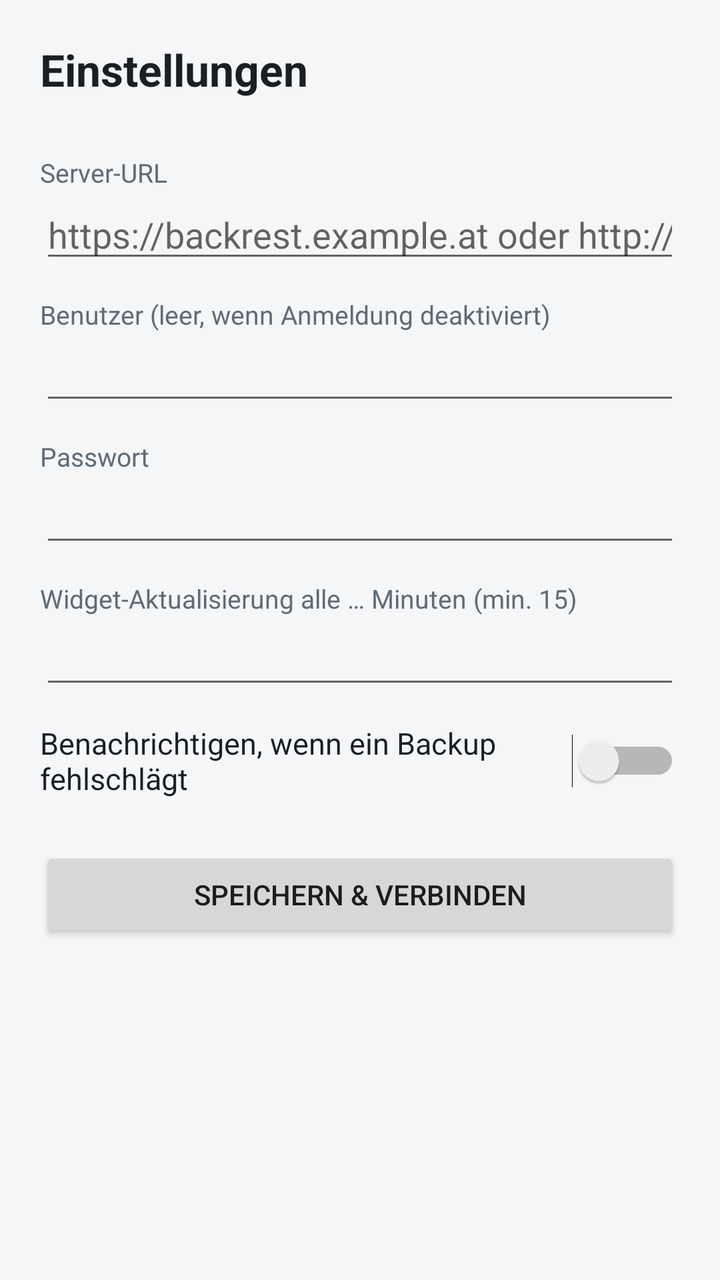
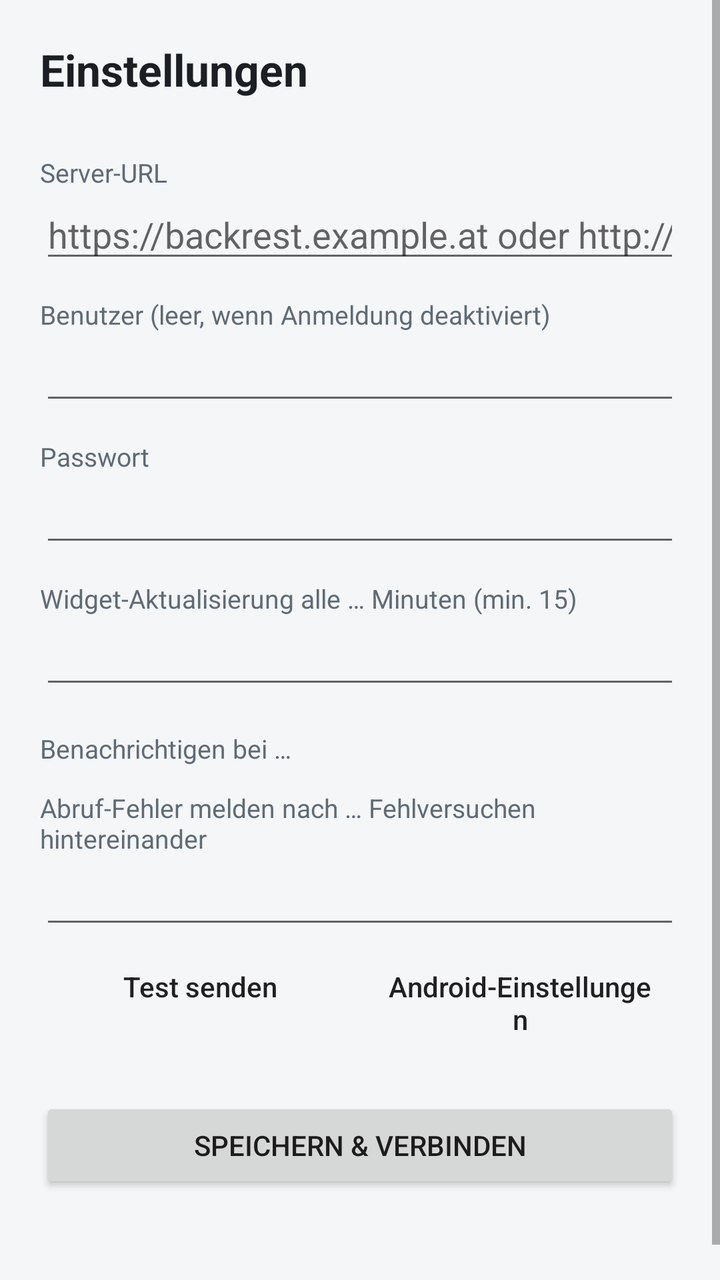

The first picture is an Android layout as it rendered before a commit; the second is the same layout after the commit. The layout source and the unified diff follow.
<!-- AndroidManifest.xml: application theme AppTheme -->
<!-- res/layout/activity_settings.xml -->
<?xml version="1.0" encoding="utf-8"?>
<ScrollView xmlns:android="http://schemas.android.com/apk/res/android"
    android:id="@+id/root"
    android:layout_width="match_parent"
    android:layout_height="match_parent">

    <LinearLayout
        android:layout_width="match_parent"
        android:layout_height="wrap_content"
        android:orientation="vertical"
        android:padding="20dp">

        <TextView
            android:layout_width="match_parent"
            android:layout_height="wrap_content"
            android:layout_marginBottom="16dp"
            android:text="@string/settings"
            android:textColor="@color/text_primary"
            android:textSize="22sp"
            android:textStyle="bold" />

        <TextView style="@style/FieldLabel" android:text="@string/server_url" />
        <EditText
            android:id="@+id/input_url"
            style="@style/Field"
            android:hint="@string/server_url_hint"
            android:inputType="textUri" />

        <TextView style="@style/FieldLabel" android:text="@string/username" />
        <EditText
            android:id="@+id/input_user"
            style="@style/Field"
            android:autofillHints="username"
            android:inputType="text" />

        <TextView style="@style/FieldLabel" android:text="@string/password" />
        <EditText
            android:id="@+id/input_password"
            style="@style/Field"
            android:autofillHints="password"
            android:inputType="textPassword" />

        <TextView style="@style/FieldLabel" android:text="@string/interval" />
        <EditText
            android:id="@+id/input_interval"
            style="@style/Field"
            android:inputType="number" />

        <Switch
            android:id="@+id/input_notify"
            android:layout_width="match_parent"
            android:layout_height="wrap_content"
            android:layout_marginTop="12dp"
            android:text="@string/notify"
            android:textColor="@color/text_primary"
            android:textSize="15sp" />

        <Button
            android:id="@+id/save"
            android:layout_width="match_parent"
            android:layout_height="wrap_content"
            android:layout_marginTop="24dp"
            android:text="@string/save" />

        <TextView
            android:id="@+id/result"
            style="@style/Secondary"
            android:layout_marginTop="12dp"
            android:visibility="gone" />
    </LinearLayout>
</ScrollView>
<!-- resources referenced by this layout -->
<resources>
  <color name="text_primary">#1B1F23</color>
  <string name="interval">Widget-Aktualisierung alle … Minuten (min. 15)</string>
  <string name="notify">Benachrichtigen, wenn ein Backup fehlschlägt</string>
  <string name="password">Passwort</string>
  <string name="save">Speichern &amp; verbinden</string>
  <string name="server_url">Server-URL</string>
  <string name="server_url_hint">https://backrest.example.at oder http://192.168.1.10:9898</string>
  <string name="settings">Einstellungen</string>
  <string name="username">Benutzer (leer, wenn Anmeldung deaktiviert)</string>
  <style name="Field">
          <item name="android:layout_width">match_parent</item>
          <item name="android:layout_height">wrap_content</item>
          <item name="android:textColor">@color/text_primary</item>
          <item name="android:maxLines">1</item>
      </style>
  <style name="FieldLabel">
          <item name="android:layout_width">match_parent</item>
          <item name="android:layout_height">wrap_content</item>
          <item name="android:layout_marginTop">12dp</item>
          <item name="android:textColor">@color/text_secondary</item>
          <item name="android:textSize">13sp</item>
      </style>
  <style name="Secondary">
          <item name="android:layout_width">match_parent</item>
          <item name="android:layout_height">wrap_content</item>
          <item name="android:textColor">@color/text_secondary</item>
          <item name="android:textSize">13sp</item>
      </style>
  <style name="AppTheme" parent="android:Theme.Material.Light.NoActionBar">
          <item name="android:colorAccent">@color/accent</item>
          <item name="android:colorPrimary">@color/accent</item>
          <item name="android:windowBackground">@color/window_bg</item>
          <item name="android:statusBarColor">@android:color/transparent</item>
          <item name="android:navigationBarColor">@android:color/transparent</item>
          <item name="android:windowLightStatusBar">true</item>
          <item name="android:windowLightNavigationBar">true</item>
      </style>
  <color name="text_secondary">#5F6B76</color>
  <color name="accent">#1E6B8F</color>
  <color name="window_bg">#F4F6F8</color>
</resources>

<!-- the commit's change to res/layout/activity_settings.xml (unified diff, before → after) -->
@@ -46,14 +46,47 @@
             style="@style/Field"
             android:inputType="number" />
 
-        <Switch
-            android:id="@+id/input_notify"
+        <TextView
+            style="@style/FieldLabel"
+            android:layout_marginTop="16dp"
+            android:text="@string/notifications" />
+
+        
+        <LinearLayout
+            android:id="@+id/alerts"
             android:layout_width="match_parent"
             android:layout_height="wrap_content"
-            android:layout_marginTop="12dp"
-            android:text="@string/notify"
-            android:textColor="@color/text_primary"
-            android:textSize="15sp" />
+            android:orientation="vertical" />
+
+        <TextView style="@style/FieldLabel" android:text="@string/unreachable_threshold" />
+        <EditText
+            android:id="@+id/input_unreachable_threshold"
+            style="@style/Field"
+            android:inputType="number" />
+
+        <LinearLayout
+            android:layout_width="match_parent"
+            android:layout_height="wrap_content"
+            android:orientation="horizontal">
+
+            <Button
+                android:id="@+id/notify_test"
+                android:textAllCaps="false"
+                style="?android:attr/borderlessButtonStyle"
+                android:layout_width="0dp"
+                android:layout_height="wrap_content"
+                android:layout_weight="1"
+                android:text="@string/notify_test" />
+
+            <Button
+                android:id="@+id/notify_system"
+                android:textAllCaps="false"
+                style="?android:attr/borderlessButtonStyle"
+                android:layout_width="0dp"
+                android:layout_height="wrap_content"
+                android:layout_weight="1"
+                android:text="@string/notify_system_settings" />
+        </LinearLayout>
 
         <Button
             android:id="@+id/save"
@@ -67,5 +100,11 @@
             style="@style/Secondary"
             android:layout_marginTop="12dp"
             android:visibility="gone" />
+
+        <TextView
+            android:id="@+id/version"
+            style="@style/Secondary"
+            android:layout_marginTop="24dp"
+            android:gravity="center" />
     </LinearLayout>
 </ScrollView>
<!-- resource entries referenced after the edit -->
@@ -2,12 +2,15 @@
 <resources>
   <color name="text_primary">#1B1F23</color>
   <string name="interval">Widget-Aktualisierung alle … Minuten (min. 15)</string>
-  <string name="notify">Benachrichtigen, wenn ein Backup fehlschlägt</string>
+  <string name="notifications">Benachrichtigen bei …</string>
+  <string name="notify_system_settings">Android-Einstellungen</string>
+  <string name="notify_test">Test senden</string>
   <string name="password">Passwort</string>
   <string name="save">Speichern &amp; verbinden</string>
   <string name="server_url">Server-URL</string>
   <string name="server_url_hint">https://backrest.example.at oder http://192.168.1.10:9898</string>
   <string name="settings">Einstellungen</string>
+  <string name="unreachable_threshold">Abruf-Fehler melden nach … Fehlversuchen hintereinander</string>
   <string name="username">Benutzer (leer, wenn Anmeldung deaktiviert)</string>
   <style name="Field">
           <item name="android:layout_width">match_parent</item>
